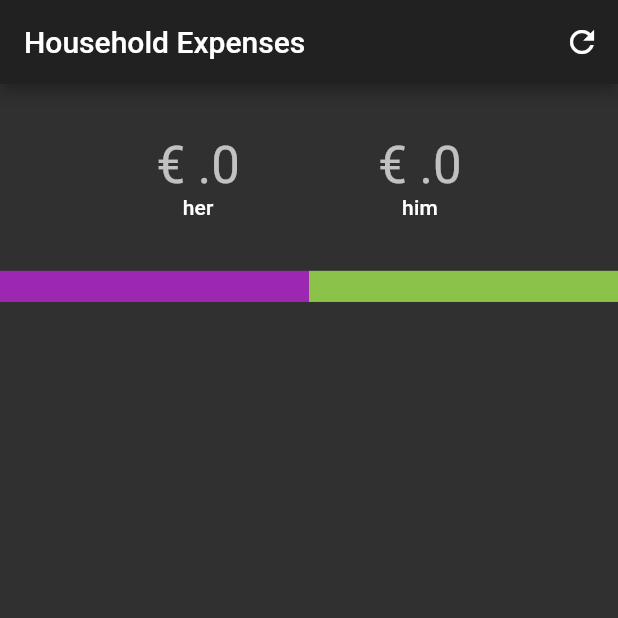
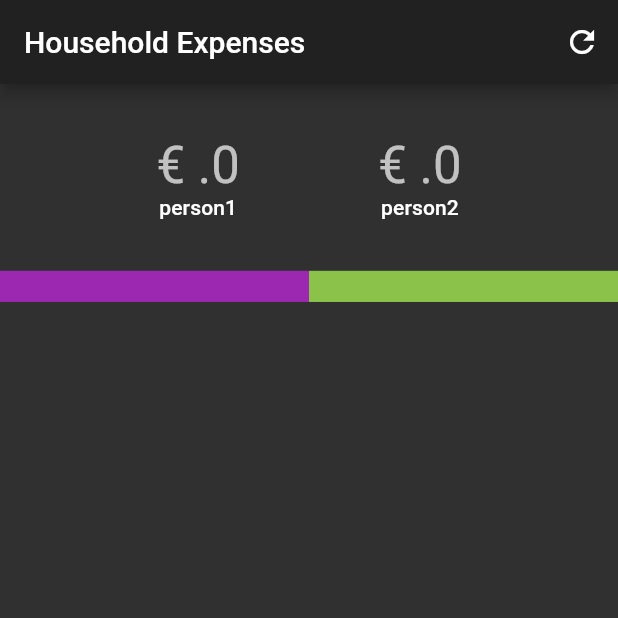
Before and after one commit to alex-gru/flutter-expense-tracker, a Flutter app: the screen it shows after launch, on a phone screen of 412 x 824 dp, the top half of it. Run offline on Flutter 3.47's test engine with Material 2 defaults, Android fonts, the phone set to English and light mode, and no system bars; our stand-ins replace cloud_firestore, firebase_core; accounts and stored records are empty.

Commit message:
use renamed field from firestore data

```diff
--- a/lib/main.dart
+++ b/lib/main.dart
@@ -88,7 +88,7 @@ class _MyHomePageState extends State<MyHomePage> {
                           style: Theme.of(context).textTheme.headline4,
                         ),
                         Text(
-                          "her",
+                          "person1",
                           style: Theme.of(context).textTheme.subtitle2,
                         ),
                       ],
@@ -101,7 +101,7 @@ class _MyHomePageState extends State<MyHomePage> {
                           style: Theme.of(context).textTheme.headline4,
                         ),
                         Text(
-                          "him",
+                          "person2",
                           style: Theme.of(context).textTheme.subtitle2,
                         ),
                       ],
@@ -162,8 +162,8 @@ class _MyHomePageState extends State<MyHomePage> {
         });
       });
       // total amounts, e.g. € 38.58, € 45.31
-      _val1 = calcSum('her');
-      _val2 = calcSum('him');
+      _val1 = calcSum('person1');
+      _val2 = calcSum('person2');
       // share of person1 on total amount, e.g. 0.4599
       final _share = _val1 / (_val1 + _val2);
       // compute "flex" values, e.g. 460, 540
@@ -200,7 +200,7 @@ class _MyHomePageState extends State<MyHomePage> {
                 ),
                 leading: Icon(
                   Icons.account_circle,
-                  color: _expenses[i].origin == 'her'
+                  color: _expenses[i].origin == 'person1'
                       ? Colors.purple
                       : Colors.lightGreen,
                 ),
```
